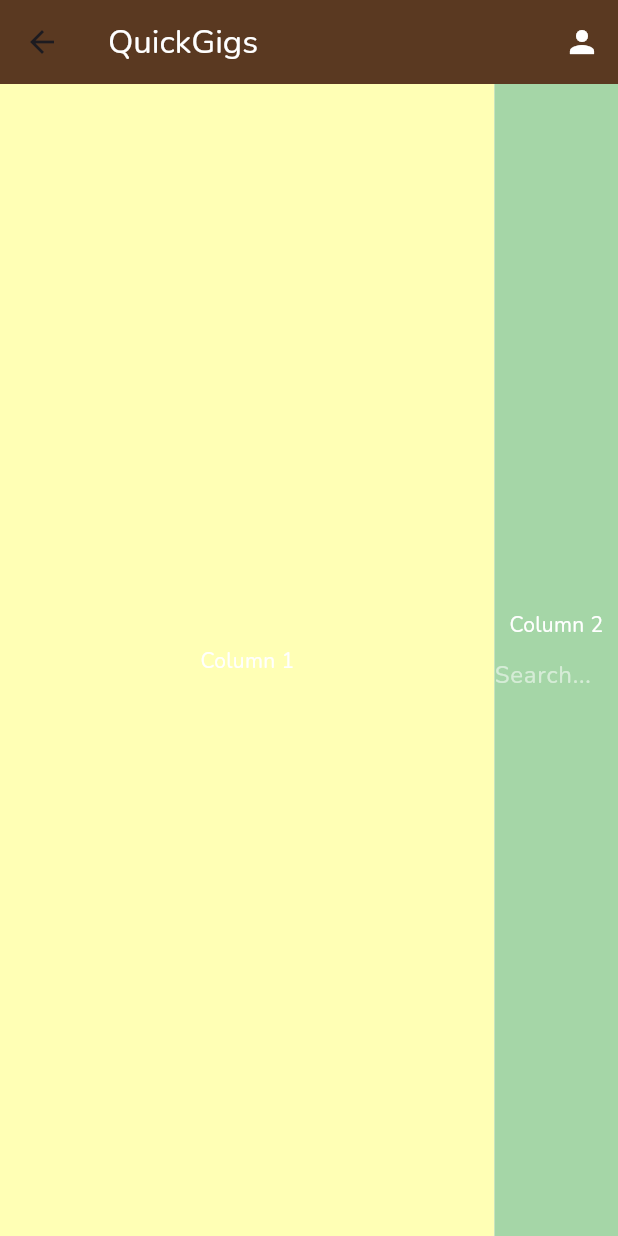
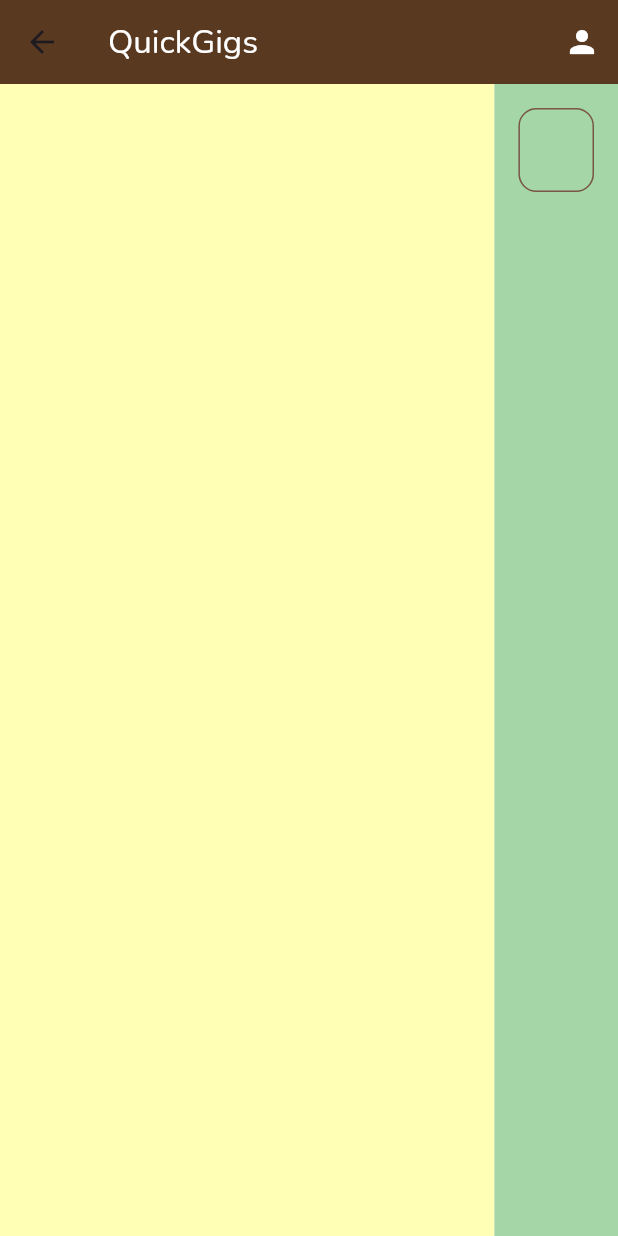
Before and after one commit to chloe900/QuickGigs, a Flutter app: the ListingPage screen opened directly, on a phone screen of 412 x 824 dp. Run offline on Flutter 3.47's test engine with Material 3 defaults, Android fonts, the phone set to English and light mode, and no system bars; our stand-ins replace flutter_rating_bar.

Commit message:
added search function

```diff
--- a/lib/listing.dart
+++ b/lib/listing.dart
@@ -37,7 +37,7 @@ class _ListingPageState extends State<ListingPage> {
               flex: 4,
               child: Container(
                 color: AppColors.yellow,
-                child: Center(child: Text('Column 1', style: TextStyle(color: Colors.white))),
+                child: Center(child: Text('', style: TextStyle(color: Colors.white))),
               ),
             ),
             Expanded(
@@ -45,22 +45,32 @@ class _ListingPageState extends State<ListingPage> {
   child: Container(
     color: Colors.green[200],
     child: Column(
-      mainAxisAlignment: MainAxisAlignment.center,
       children: [
-        Text(
-          'Column 2',
-          style: TextStyle(color: Colors.white),
-        ),
-        TextField(
-          controller: _searchController,
-          style: const TextStyle(color: Colors.white),
-          cursorColor: Colors.white,
-          decoration: const InputDecoration(
-            hintText: 'Search...',
-            hintStyle: TextStyle(color: Colors.white54),
-            border: InputBorder.none,
+         Padding(
+          padding: const EdgeInsets.all(16.0), // Add padding to position the TextField
+          child: TextField(
+            textAlignVertical: TextAlignVertical.center,
+            textAlign: TextAlign.left,
+            controller: _searchController,
+            style: const TextStyle(color: Colors.white),
+            cursorColor: Colors.brown,
+            decoration: InputDecoration(
+              hintText: 'Search...',
+              hintStyle: TextStyle(color: Colors.brown),
+              border: OutlineInputBorder(
+                borderRadius: BorderRadius.circular(12), // Rounded corners
+              ),
+              focusedBorder: OutlineInputBorder(
+                borderRadius: BorderRadius.circular(12), // Rounded corners
+                borderSide: BorderSide(color: Colors.green, width: 2),
+              ),
+              enabledBorder: OutlineInputBorder(
+                borderRadius: BorderRadius.circular(12), // Rounded corners
+                borderSide: BorderSide(color: Colors.brown, width: 1),
+              ),
+            ),
           ),
-        ),
+         ),
       ],
     ),
   ),
```
